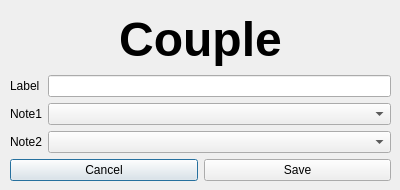
maxime-lucas/utc-lo21-plurinotes, file 2.Application/plurinotes/views/v_coupleform.ui: the form before one commit.
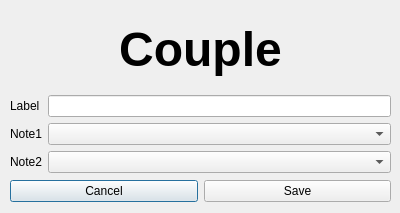
The form after the commit.

The edit to the form file:
```diff
--- a/2.Application/plurinotes/views/v_coupleform.ui
+++ b/2.Application/plurinotes/views/v_coupleform.ui
@@ -7,7 +7,7 @@
     <x>0</x>
     <y>0</y>
     <width>400</width>
-    <height>190</height>
+    <height>213</height>
    </rect>
   </property>
   <property name="windowTitle">
@@ -19,7 +19,7 @@
      <x>10</x>
      <y>10</y>
      <width>381</width>
-     <height>171</height>
+     <height>192</height>
     </rect>
    </property>
    <layout class="QVBoxLayout" name="verticalLayout">
```
Left out of the diff: 2 changed lines with no effect on the pictures.
